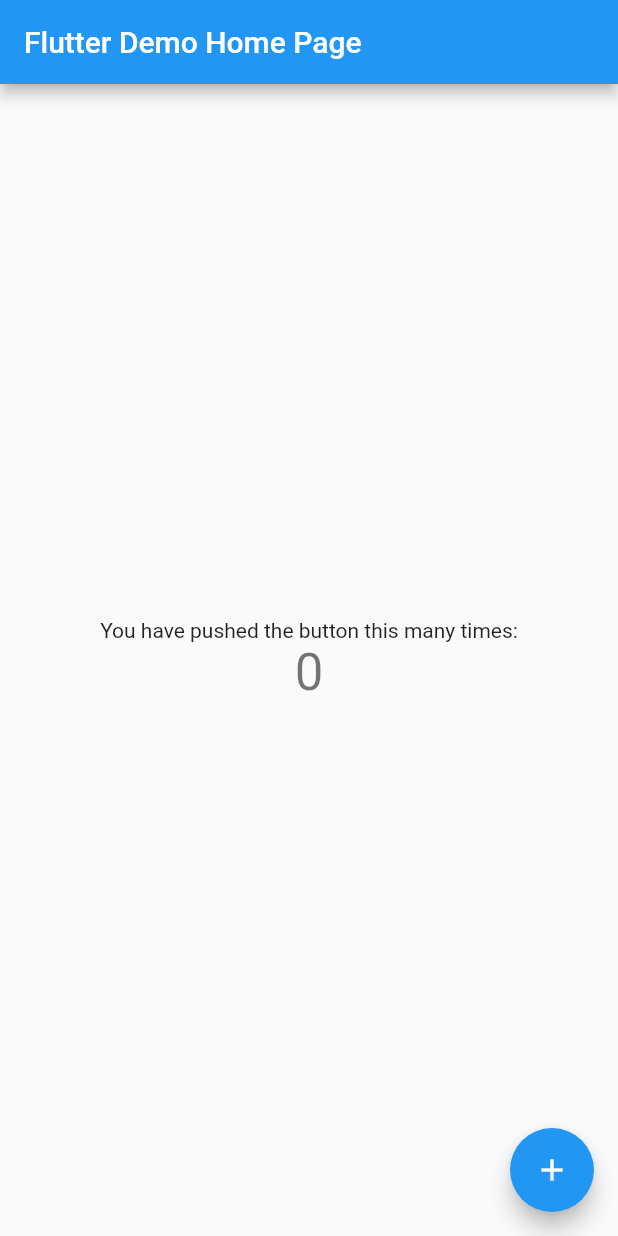
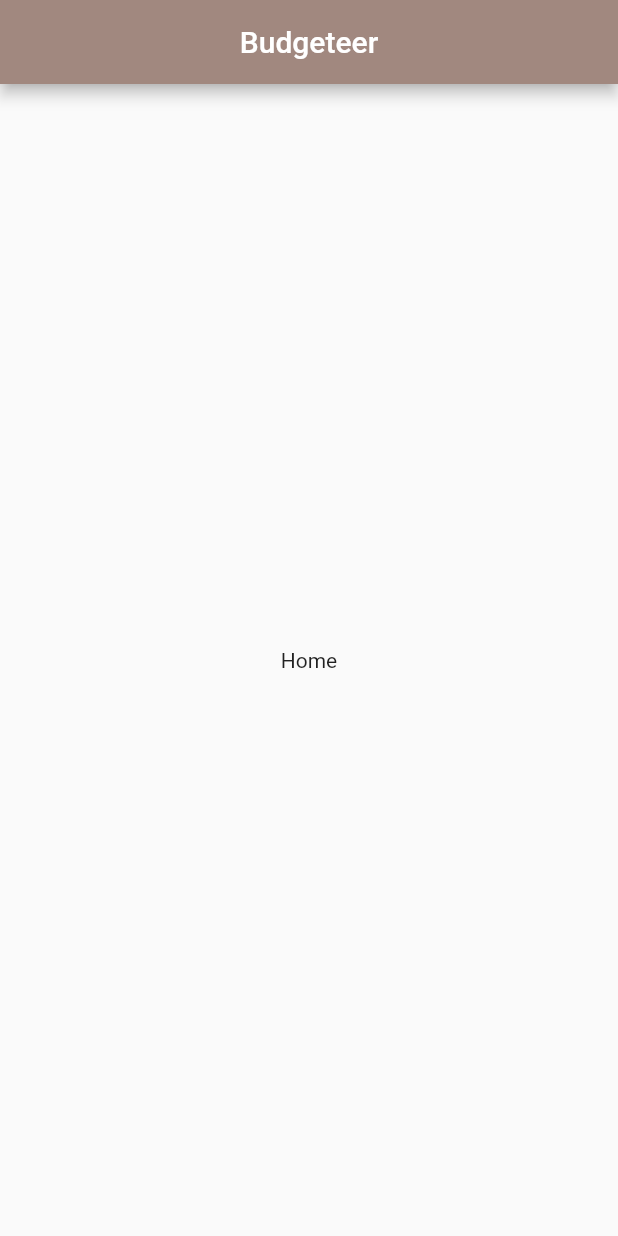
Before and after one commit to afutofu/budgeteer, a Flutter app: the screen it shows after launch, on a phone screen of 412 x 824 dp. Run offline on Flutter 3.47's test engine with Material 2 defaults, Android fonts, the phone set to English and light mode, and no system bars.

Commit message:
Created basic Home screen

```diff
--- a/lib/main.dart
+++ b/lib/main.dart
@@ -1,4 +1,5 @@
 import 'package:flutter/material.dart';
+import "package:budgeteer/screens/home/home.dart";
 
 void main() {
   runApp(MyApp());
@@ -9,105 +10,7 @@ class MyApp extends StatelessWidget {
   @override
   Widget build(BuildContext context) {
     return MaterialApp(
-      title: 'Flutter Demo',
-      theme: ThemeData(
-        // This is the theme of your application.
-        //
-        // Try running your application with "flutter run". You'll see the
-        // application has a blue toolbar. Then, without quitting the app, try
-        // changing the primarySwatch below to Colors.green and then invoke
-        // "hot reload" (press "r" in the console where you ran "flutter run",
-        // or simply save your changes to "hot reload" in a Flutter IDE).
-        // Notice that the counter didn't reset back to zero; the application
-        // is not restarted.
-        primarySwatch: Colors.blue,
-      ),
-      home: MyHomePage(title: 'Flutter Demo Home Page'),
+      home: Home(),
     );
   }
 }
-
-class MyHomePage extends StatefulWidget {
-  MyHomePage({Key key, this.title}) : super(key: key);
-
-  // This widget is the home page of your application. It is stateful, meaning
-  // that it has a State object (defined below) that contains fields that affect
-  // how it looks.
-
-  // This class is the configuration for the state. It holds the values (in this
-  // case the title) provided by the parent (in this case the App widget) and
-  // used by the build method of the State. Fields in a Widget subclass are
-  // always marked "final".
-
-  final String title;
-
-  @override
-  _MyHomePageState createState() => _MyHomePageState();
-}
-
-class _MyHomePageState extends State<MyHomePage> {
-  int _counter = 0;
-
-  void _incrementCounter() {
-    setState(() {
-      // This call to setState tells the Flutter framework that something has
-      // changed in this State, which causes it to rerun the build method below
-      // so that the display can reflect the updated values. If we changed
-      // _counter without calling setState(), then the build method would not be
-      // called again, and so nothing would appear to happen.
-      _counter++;
-    });
-  }
-
-  @override
-  Widget build(BuildContext context) {
-    // This method is rerun every time setState is called, for instance as done
-    // by the _incrementCounter method above.
-    //
-    // The Flutter framework has been optimized to make rerunning build methods
-    // fast, so that you can just rebuild anything that needs updating rather
-    // than having to individually change instances of widgets.
-    return Scaffold(
-      appBar: AppBar(
-        // Here we take the value from the MyHomePage object that was created by
-        // the App.build method, and use it to set our appbar title.
-        title: Text(widget.title),
-      ),
-      body: Center(
-        // Center is a layout widget. It takes a single child and positions it
-        // in the middle of the parent.
-        child: Column(
-          // Column is also a layout widget. It takes a list of children and
-          // arranges them vertically. By default, it sizes itself to fit its
-          // children horizontally, and tries to be as tall as its parent.
-          //
-          // Invoke "debug painting" (press "p" in the console, choose the
-          // "Toggle Debug Paint" action from the Flutter Inspector in Android
-          // Studio, or the "Toggle Debug Paint" command in Visual Studio Code)
-          // to see the wireframe for each widget.
-          //
-          // Column has various properties to control how it sizes itself and
-          // how it positions its children. Here we use mainAxisAlignment to
-          // center the children vertically; the main axis here is the vertical
-          // axis because Columns are vertical (the cross axis would be
-          // horizontal).
-          mainAxisAlignment: MainAxisAlignment.center,
-          children: <Widget>[
-            Text(
-              'You have pushed the button this many times:',
-            ),
-            Text(
-              '$_counter',
-              style: Theme.of(context).textTheme.headline4,
-            ),
-          ],
-        ),
-      ),
-      floatingActionButton: FloatingActionButton(
-        onPressed: _incrementCounter,
-        tooltip: 'Increment',
-        child: Icon(Icons.add),
-      ), // This trailing comma makes auto-formatting nicer for build methods.
-    );
-  }
-}
--- /dev/null
+++ b/lib/screens/home/home.dart
@@ -0,0 +1,16 @@
+import "package:flutter/material.dart";
+
+class Home extends StatelessWidget {
+  @override
+  Widget build(BuildContext context) {
+    return Scaffold(
+        appBar: AppBar(
+          title: Text("Budgeteer"),
+          backgroundColor: Colors.brown[300],
+          centerTitle: true,
+        ),
+        body: Container(
+          child: Center(child: Text("Home")),
+        ));
+  }
+}
```
